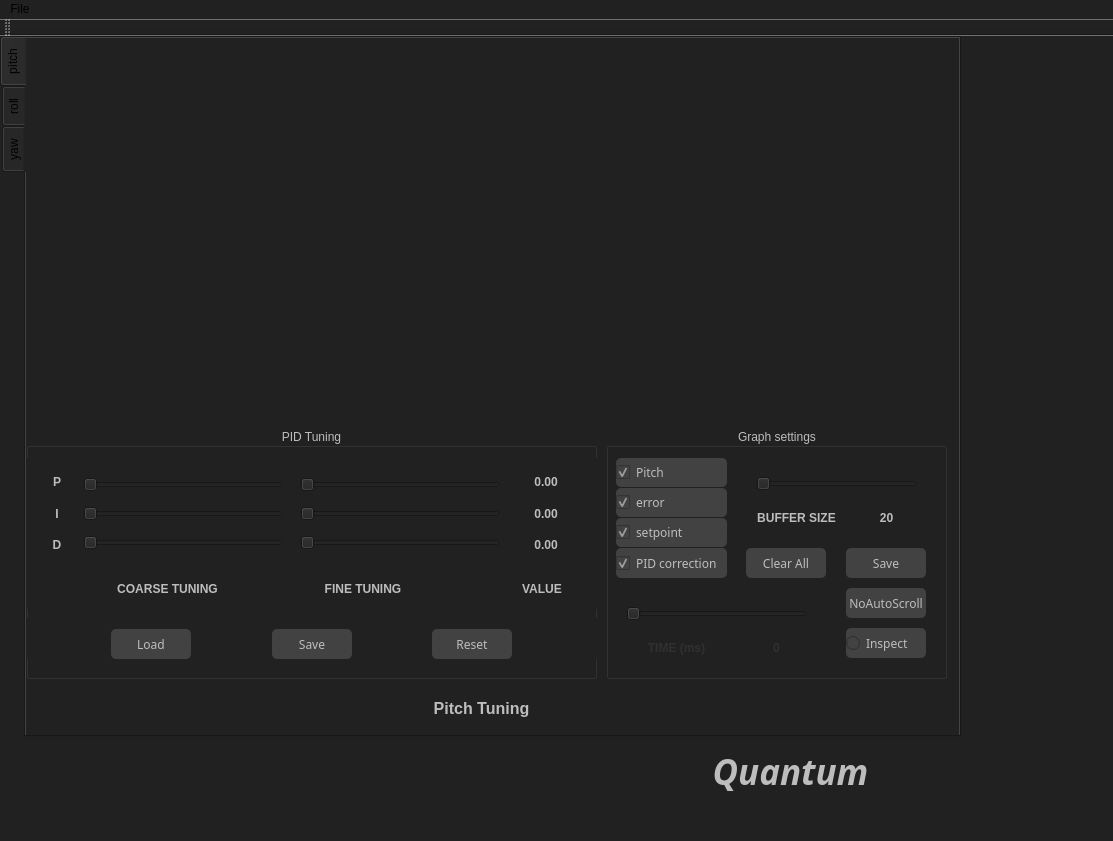
First picture: the form in ui/mainwindow.ui, repository Sayansree/QuantumController, before the edit.
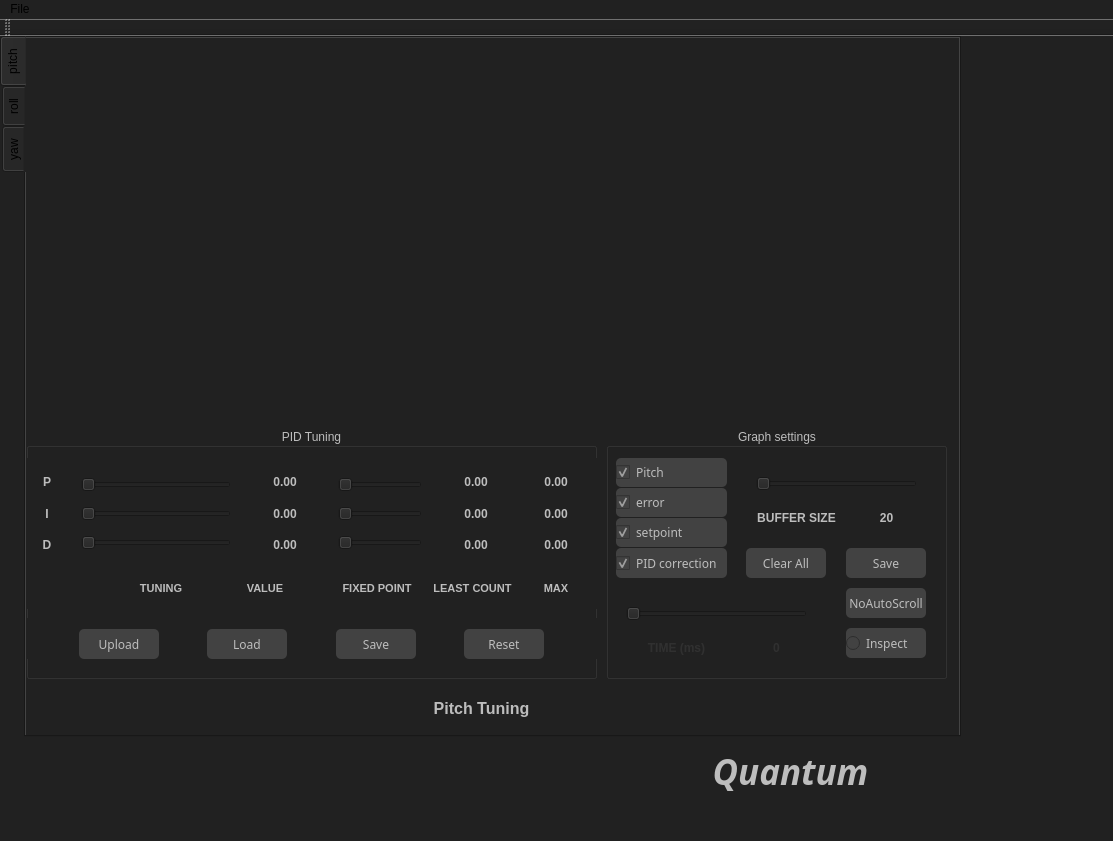
Second picture: the form after the edit. Custom widgets are drawn as their Qt base class.

Commit message: add slider functionality

The edit to the form file:
```diff
--- a/ui/mainwindow.ui
+++ b/ui/mainwindow.ui
@@ -57,7 +57,7 @@
         <x>0</x>
         <y>0</y>
         <width>931</width>
-        <height>371</height>
+        <height>381</height>
        </rect>
       </property>
      </widget>
@@ -518,22 +518,9 @@
         </rect>
        </property>
        <layout class="QHBoxLayout" name="PitchTunerBox">
-        <item>
-         <spacer name="horizontalSpacer_1">
-          <property name="orientation">
-           <enum>Qt::Horizontal</enum>
-          </property>
-          <property name="sizeType">
-           <enum>QSizePolicy::Expanding</enum>
-          </property>
-          <property name="sizeHint" stdset="0">
-           <size>
-            <width>10</width>
-            <height>20</height>
-           </size>
-          </property>
-         </spacer>
-        </item>
+        <property name="spacing">
+         <number>0</number>
+        </property>
         <item>
          <layout class="QVBoxLayout" name="verticalLayout_4">
           <item>
@@ -653,15 +640,18 @@
            <widget class="QSlider" name="PitchP">
             <property name="minimumSize">
              <size>
-              <width>200</width>
+              <width>150</width>
               <height>0</height>
              </size>
             </property>
             <property name="maximum">
-             <number>10</number>
+             <number>15</number>
             </property>
             <property name="singleStep">
-             <number>5</number>
+             <number>1</number>
+            </property>
+            <property name="pageStep">
+             <number>4</number>
             </property>
             <property name="value">
              <number>0</number>
@@ -675,10 +665,16 @@
            <widget class="QSlider" name="PitchI">
             <property name="minimumSize">
              <size>
-              <width>200</width>
+              <width>150</width>
               <height>0</height>
              </size>
             </property>
+            <property name="maximum">
+             <number>15</number>
+            </property>
+            <property name="pageStep">
+             <number>4</number>
+            </property>
             <property name="orientation">
              <enum>Qt::Horizontal</enum>
             </property>
@@ -688,77 +684,15 @@
            <widget class="QSlider" name="PitchD">
             <property name="minimumSize">
              <size>
-              <width>200</width>
-              <height>0</height>
-             </size>
-            </property>
-            <property name="orientation">
-             <enum>Qt::Horizontal</enum>
-            </property>
-           </widget>
-          </item>
-         </layout>
-        </item>
-        <item>
-         <spacer name="horizontalSpacer_2">
-          <property name="orientation">
-           <enum>Qt::Horizontal</enum>
-          </property>
-          <property name="sizeType">
-           <enum>QSizePolicy::Expanding</enum>
-          </property>
-          <property name="sizeHint" stdset="0">
-           <size>
-            <width>10</width>
-            <height>20</height>
-           </size>
-          </property>
-         </spacer>
-        </item>
-        <item>
-         <layout class="QVBoxLayout" name="verticalLayout">
-          <item>
-           <widget class="QSlider" name="Pitchp">
-            <property name="minimumSize">
-             <size>
-              <width>200</width>
+              <width>150</width>
               <height>0</height>
              </size>
             </property>
             <property name="maximum">
-             <number>10</number>
+             <number>15</number>
             </property>
-            <property name="singleStep">
-             <number>5</number>
-            </property>
-            <property name="value">
-             <number>0</number>
-            </property>
-            <property name="orientation">
-             <enum>Qt::Horizontal</enum>
-            </property>
-           </widget>
-          </item>
-          <item>
-           <widget class="QSlider" name="Pitchi">
-            <property name="minimumSize">
-             <size>
-              <width>200</width>
-              <height>0</height>
-             </size>
-            </property>
-            <property name="orientation">
-             <enum>Qt::Horizontal</enum>
-            </property>
-           </widget>
-          </item>
-          <item>
-           <widget class="QSlider" name="Pitchd">
-            <property name="minimumSize">
-             <size>
-              <width>200</width>
-              <height>0</height>
-             </size>
+            <property name="pageStep">
+             <number>4</number>
             </property>
             <property name="orientation">
              <enum>Qt::Horizontal</enum>
@@ -768,7 +702,7 @@
          </layout>
         </item>
         <item>
-         <spacer name="horizontalSpacer_3">
+         <spacer name="horizontalSpacer_14">
           <property name="orientation">
            <enum>Qt::Horizontal</enum>
           </property>
@@ -905,7 +839,7 @@
          </layout>
         </item>
         <item>
-         <spacer name="horizontalSpacer_4">
+         <spacer name="horizontalSpacer_2">
           <property name="orientation">
            <enum>Qt::Horizontal</enum>
           </property>
@@ -920,6 +854,362 @@
           </property>
          </spacer>
         </item>
+        <item>
+         <layout class="QVBoxLayout" name="verticalLayout">
+          <item>
+           <widget class="QSlider" name="PitchPFP">
+            <property name="minimumSize">
+             <size>
+              <width>70</width>
+              <height>0</height>
+             </size>
+            </property>
+            <property name="minimum">
+             <number>0</number>
+            </property>
+            <property name="maximum">
+             <number>15</number>
+            </property>
+            <property name="singleStep">
+             <number>1</number>
+            </property>
+            <property name="pageStep">
+             <number>4</number>
+            </property>
+            <property name="value">
+             <number>0</number>
+            </property>
+            <property name="orientation">
+             <enum>Qt::Horizontal</enum>
+            </property>
+           </widget>
+          </item>
+          <item>
+           <widget class="QSlider" name="PitchIFP">
+            <property name="minimumSize">
+             <size>
+              <width>70</width>
+              <height>0</height>
+             </size>
+            </property>
+            <property name="minimum">
+             <number>0</number>
+            </property>
+            <property name="maximum">
+             <number>15</number>
+            </property>
+            <property name="pageStep">
+             <number>4</number>
+            </property>
+            <property name="value">
+             <number>0</number>
+            </property>
+            <property name="orientation">
+             <enum>Qt::Horizontal</enum>
+            </property>
+           </widget>
+          </item>
+          <item>
+           <widget class="QSlider" name="PitchDFP">
+            <property name="minimumSize">
+             <size>
+              <width>70</width>
+              <height>0</height>
+             </size>
+            </property>
+            <property name="minimum">
+             <number>0</number>
+            </property>
+            <property name="maximum">
+             <number>15</number>
+            </property>
+            <property name="pageStep">
+             <number>4</number>
+            </property>
+            <property name="value">
+             <number>0</number>
+            </property>
+            <property name="orientation">
+             <enum>Qt::Horizontal</enum>
+            </property>
+           </widget>
+          </item>
+         </layout>
+        </item>
+        <item>
+         <spacer name="horizontalSpacer_1">
+          <property name="orientation">
+           <enum>Qt::Horizontal</enum>
+          </property>
+          <property name="sizeType">
+           <enum>QSizePolicy::Expanding</enum>
+          </property>
+          <property name="sizeHint" stdset="0">
+           <size>
+            <width>10</width>
+            <height>20</height>
+           </size>
+          </property>
+         </spacer>
+        </item>
+        <item>
+         <layout class="QVBoxLayout" name="verticalLayout_7">
+          <property name="sizeConstraint">
+           <enum>QLayout::SetDefaultConstraint</enum>
+          </property>
+          <item>
+           <widget class="QLabel" name="PitchPLC">
+            <property name="sizePolicy">
+             <sizepolicy hsizetype="Expanding" vsizetype="Preferred">
+              <horstretch>0</horstretch>
+              <verstretch>0</verstretch>
+             </sizepolicy>
+            </property>
+            <property name="minimumSize">
+             <size>
+              <width>60</width>
+              <height>0</height>
+             </size>
+            </property>
+            <property name="maximumSize">
+             <size>
+              <width>100</width>
+              <height>16777215</height>
+             </size>
+            </property>
+            <property name="font">
+             <font>
+              <pointsize>9</pointsize>
+              <weight>75</weight>
+              <bold>true</bold>
+             </font>
+            </property>
+            <property name="styleSheet">
+             <string notr="true">color: #BDBDBD;</string>
+            </property>
+            <property name="text">
+             <string>0.00</string>
+            </property>
+            <property name="alignment">
+             <set>Qt::AlignCenter</set>
+            </property>
+           </widget>
+          </item>
+          <item>
+           <widget class="QLabel" name="PitchILC">
+            <property name="sizePolicy">
+             <sizepolicy hsizetype="Expanding" vsizetype="Preferred">
+              <horstretch>0</horstretch>
+              <verstretch>0</verstretch>
+             </sizepolicy>
+            </property>
+            <property name="minimumSize">
+             <size>
+              <width>60</width>
+              <height>0</height>
+             </size>
+            </property>
+            <property name="maximumSize">
+             <size>
+              <width>100</width>
+              <height>16777215</height>
+             </size>
+            </property>
+            <property name="font">
+             <font>
+              <pointsize>9</pointsize>
+              <weight>75</weight>
+              <bold>true</bold>
+             </font>
+            </property>
+            <property name="styleSheet">
+             <string notr="true">color: #BDBDBD;</string>
+            </property>
+            <property name="text">
+             <string>0.00</string>
+            </property>
+            <property name="alignment">
+             <set>Qt::AlignCenter</set>
+            </property>
+           </widget>
+          </item>
+          <item>
+           <widget class="QLabel" name="PitchDLC">
+            <property name="sizePolicy">
+             <sizepolicy hsizetype="Expanding" vsizetype="Preferred">
+              <horstretch>0</horstretch>
+              <verstretch>0</verstretch>
+             </sizepolicy>
+            </property>
+            <property name="minimumSize">
+             <size>
+              <width>60</width>
+              <height>0</height>
+             </size>
+            </property>
+            <property name="maximumSize">
+             <size>
+              <width>100</width>
+              <height>16777215</height>
+             </size>
+            </property>
+            <property name="font">
+             <font>
+              <pointsize>9</pointsize>
+              <weight>75</weight>
+              <bold>true</bold>
+             </font>
+            </property>
+            <property name="styleSheet">
+             <string notr="true">color: #BDBDBD;</string>
+            </property>
+            <property name="text">
+             <string>0.00</string>
+            </property>
+            <property name="alignment">
+             <set>Qt::AlignCenter</set>
+            </property>
+           </widget>
+          </item>
+         </layout>
+        </item>
+        <item>
+         <spacer name="horizontalSpacer_3">
+          <property name="orientation">
+           <enum>Qt::Horizontal</enum>
+          </property>
+          <property name="sizeType">
+           <enum>QSizePolicy::Fixed</enum>
+          </property>
+          <property name="sizeHint" stdset="0">
+           <size>
+            <width>20</width>
+            <height>20</height>
+           </size>
+          </property>
+         </spacer>
+        </item>
+        <item>
+         <layout class="QVBoxLayout" name="verticalLayout_5">
+          <property name="sizeConstraint">
+           <enum>QLayout::SetDefaultConstraint</enum>
+          </property>
+          <item>
+           <widget class="QLabel" name="PitchPMax">
+            <property name="sizePolicy">
+             <sizepolicy hsizetype="Expanding" vsizetype="Preferred">
+              <horstretch>0</horstretch>
+              <verstretch>0</verstretch>
+             </sizepolicy>
+            </property>
+            <property name="minimumSize">
+             <size>
+              <width>60</width>
+              <height>0</height>
+             </size>
+            </property>
+            <property name="maximumSize">
+             <size>
+              <width>100</width>
+              <height>16777215</height>
+             </size>
+            </property>
+            <property name="font">
+             <font>
+              <pointsize>9</pointsize>
+              <weight>75</weight>
+              <bold>true</bold>
+             </font>
+            </property>
+            <property name="styleSheet">
+             <string notr="true">color: #BDBDBD;</string>
+            </property>
+            <property name="text">
+             <string>0.00</string>
+            </property>
+            <property name="alignment">
+             <set>Qt::AlignCenter</set>
+            </property>
+           </widget>
+          </item>
+          <item>
+           <widget class="QLabel" name="PitchIMax">
+            <property name="sizePolicy">
+             <sizepolicy hsizetype="Expanding" vsizetype="Preferred">
+              <horstretch>0</horstretch>
+              <verstretch>0</verstretch>
+             </sizepolicy>
+            </property>
+            <property name="minimumSize">
+             <size>
+              <width>60</width>
+              <height>0</height>
+             </size>
+            </property>
+            <property name="maximumSize">
+             <size>
+              <width>100</width>
+              <height>16777215</height>
+             </size>
+            </property>
+            <property name="font">
+             <font>
+              <pointsize>9</pointsize>
+              <weight>75</weight>
+              <bold>true</bold>
+             </font>
+            </property>
+            <property name="styleSheet">
+             <string notr="true">color: #BDBDBD;</string>
+            </property>
+            <property name="text">
+             <string>0.00</string>
+            </property>
+            <property name="alignment">
+             <set>Qt::AlignCenter</set>
+            </property>
+           </widget>
+          </item>
+          <item>
+           <widget class="QLabel" name="PitchDMax">
+            <property name="sizePolicy">
+             <sizepolicy hsizetype="Expanding" vsizetype="Preferred">
+              <horstretch>0</horstretch>
+              <verstretch>0</verstretch>
+             </sizepolicy>
+            </property>
+            <property name="minimumSize">
+             <size>
+              <width>60</width>
+              <height>0</height>
+             </size>
+            </property>
+            <property name="maximumSize">
+             <size>
+              <width>100</width>
+              <height>16777215</height>
+             </size>
+            </property>
+            <property name="font">
+             <font>
+              <pointsize>9</pointsize>
+              <weight>75</weight>
+              <bold>true</bold>
+             </font>
+            </property>
+            <property name="styleSheet">
+             <string notr="true">color: #BDBDBD;</string>
+            </property>
+            <property name="text">
+             <string>0.00</string>
+            </property>
+            <property name="alignment">
+             <set>Qt::AlignCenter</set>
+            </property>
+           </widget>
+          </item>
+         </layout>
+        </item>
        </layout>
       </widget>
       <widget class="QWidget" name="horizontalLayoutWidget_2">
@@ -938,7 +1228,7 @@
            <enum>Qt::Horizontal</enum>
           </property>
           <property name="sizeType">
-           <enum>QSizePolicy::Minimum</enum>
+           <enum>QSizePolicy::Preferred</enum>
           </property>
           <property name="sizeHint" stdset="0">
            <size>
@@ -952,7 +1242,7 @@
          <widget class="QLabel" name="PitchBufferLabel_2">
           <property name="font">
            <font>
-            <pointsize>9</pointsize>
+            <pointsize>8</pointsize>
             <weight>75</weight>
             <bold>true</bold>
            </font>
@@ -961,7 +1251,7 @@
            <string notr="true">color: #BDBDBD;</string>
           </property>
           <property name="text">
-           <string>COARSE TUNING</string>
+           <string>TUNING</string>
           </property>
           <property name="alignment">
            <set>Qt::AlignCenter</set>
@@ -974,11 +1264,47 @@
            <enum>Qt::Horizontal</enum>
           </property>
           <property name="sizeType">
-           <enum>QSizePolicy::Minimum</enum>
+           <enum>QSizePolicy::Preferred</enum>
           </property>
           <property name="sizeHint" stdset="0">
            <size>
-            <width>100</width>
+            <width>10</width>
+            <height>20</height>
+           </size>
+          </property>
+         </spacer>
+        </item>
+        <item>
+         <widget class="QLabel" name="PitchBufferLabel_6">
+          <property name="font">
+           <font>
+            <pointsize>8</pointsize>
+            <weight>75</weight>
+            <bold>true</bold>
+           </font>
+          </property>
+          <property name="styleSheet">
+           <string notr="true">color: #BDBDBD;</string>
+          </property>
+          <property name="text">
+           <string>VALUE</string>
+          </property>
+          <property name="alignment">
+           <set>Qt::AlignCenter</set>
+          </property>
+         </widget>
+        </item>
+        <item>
+         <spacer name="horizontalSpacer_15">
+          <property name="orientation">
+           <enum>Qt::Horizontal</enum>
+          </property>
+          <property name="sizeType">
+           <enum>QSizePolicy::Fixed</enum>
+          </property>
+          <property name="sizeHint" stdset="0">
+           <size>
+            <width>20</width>
             <height>20</height>
            </size>
           </property>
@@ -986,9 +1312,21 @@
         </item>
         <item>
          <widget class="QLabel" name="PitchBufferLabel_3">
+          <property name="minimumSize">
+           <size>
+            <width>84</width>
+            <height>0</height>
+           </size>
+          </property>
+          <property name="maximumSize">
+           <size>
+            <width>84</width>
+            <height>16777215</height>
+           </size>
+          </property>
           <property name="font">
            <font>
-            <pointsize>9</pointsize>
+            <pointsize>8</pointsize>
             <weight>75</weight>
             <bold>true</bold>
            </font>
@@ -997,7 +1335,7 @@
            <string notr="true">color: #BDBDBD;</string>
           </property>
           <property name="text">
-           <string>FINE TUNING</string>
+           <string>FIXED POINT</string>
           </property>
           <property name="alignment">
            <set>Qt::AlignCenter</set>
@@ -1005,26 +1343,57 @@
          </widget>
         </item>
         <item>
-         <spacer name="horizontalSpacer_5">
-          <property name="orientation">
-           <enum>Qt::Horizontal</enum>
-          </property>
-          <property name="sizeType">
-           <enum>QSizePolicy::Minimum</enum>
-          </property>
-          <property name="sizeHint" stdset="0">
+         <widget class="QLabel" name="PitchBufferLabel_5">
+          <property name="minimumSize">
            <size>
             <width>95</width>
-            <height>20</height>
+            <height>0</height>
            </size>
           </property>
-         </spacer>
+          <property name="maximumSize">
+           <size>
+            <width>100</width>
+            <height>16777215</height>
+           </size>
+          </property>
+          <property name="font">
+           <font>
+            <pointsize>8</pointsize>
+            <weight>75</weight>
+            <bold>true</bold>
+           </font>
+          </property>
+          <property name="styleSheet">
+           <string notr="true">color: #BDBDBD;</string>
+          </property>
+          <property name="lineWidth">
+           <number>1</number>
+          </property>
+          <property name="text">
+           <string>LEAST COUNT</string>
+          </property>
+          <property name="alignment">
+           <set>Qt::AlignCenter</set>
+          </property>
+         </widget>
         </item>
         <item>
          <widget class="QLabel" name="PitchBufferLabel_4">
+          <property name="minimumSize">
+           <size>
+            <width>60</width>
+            <height>0</height>
+           </size>
+          </property>
+          <property name="maximumSize">
+           <size>
+            <width>60</width>
+            <height>16777215</height>
+           </size>
+          </property>
           <property name="font">
            <font>
-            <pointsize>9</pointsize>
+            <pointsize>8</pointsize>
             <weight>75</weight>
             <bold>true</bold>
            </font>
@@ -1033,29 +1402,13 @@
            <string notr="true">color: #BDBDBD;</string>
           </property>
           <property name="text">
-           <string>VALUE</string>
+           <string>MAX</string>
           </property>
           <property name="alignment">
            <set>Qt::AlignCenter</set>
           </property>
          </widget>
         </item>
-        <item>
-         <spacer name="horizontalSpacer_7">
-          <property name="orientation">
-           <enum>Qt::Horizontal</enum>
-          </property>
-          <property name="sizeType">
-           <enum>QSizePolicy::Minimum</enum>
-          </property>
-          <property name="sizeHint" stdset="0">
-           <size>
-            <width>5</width>
-            <height>20</height>
-           </size>
-          </property>
-         </spacer>
-        </item>
        </layout>
       </widget>
       <widget class="QWidget" name="horizontalLayoutWidget_3">
@@ -1082,7 +1435,46 @@
          </spacer>
         </item>
         <item>
-         <widget class="QPushButton" name="pushButton_2">
+         <widget class="QPushButton" name="PitchLoadPID_2">
+          <property name="enabled">
+           <bool>true</bool>
+          </property>
+          <property name="minimumSize">
+           <size>
+            <width>80</width>
+            <height>30</height>
+           </size>
+          </property>
+          <property name="font">
+           <font>
+            <family>Chilanka</family>
+           </font>
+          </property>
+          <property name="styleSheet">
+           <string notr="true">color: #BDBDBD;
+background-color: #424242;
+border-radius: 5px;</string>
+          </property>
+          <property name="text">
+           <string>Upload</string>
+          </property>
+         </widget>
+        </item>
+        <item>
+         <spacer name="horizontalSpacer_9">
+          <property name="orientation">
+           <enum>Qt::Horizontal</enum>
+          </property>
+          <property name="sizeHint" stdset="0">
+           <size>
+            <width>40</width>
+            <height>20</height>
+           </size>
+          </property>
+         </spacer>
+        </item>
+        <item>
+         <widget class="QPushButton" name="PitchLoadPID">
           <property name="enabled">
            <bool>true</bool>
           </property>
@@ -1147,7 +1539,7 @@
          </widget>
         </item>
         <item>
-         <spacer name="horizontalSpacer_11">
+         <spacer name="horizontalSpacer_13">
           <property name="orientation">
            <enum>Qt::Horizontal</enum>
           </property>
```
Left out of the diff: 11 changed lines with no effect on the pictures. The commit also changes 6 other files.
